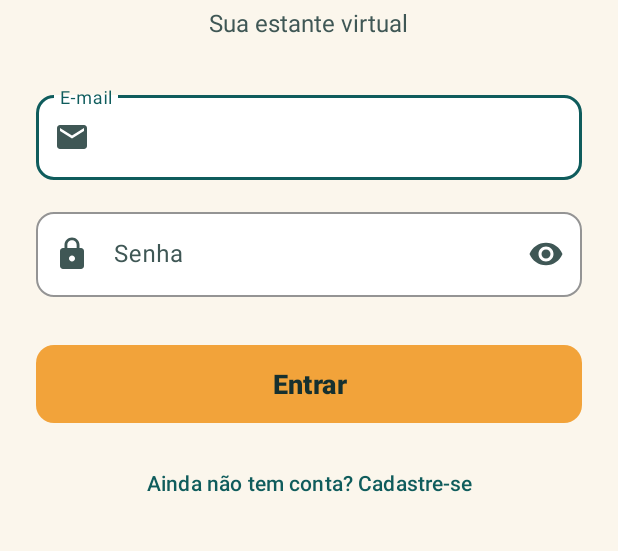
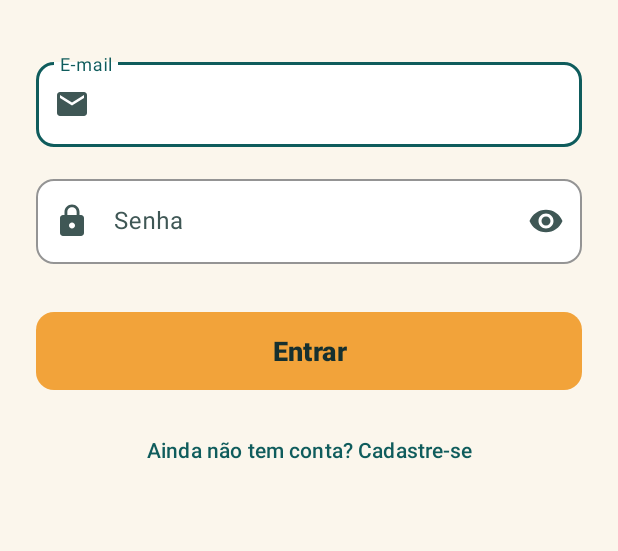
Before and after one commit to MatheusSVZ/Booki, an Android app: the screen it shows after launch (LoginActivity), on a phone screen of 412 x 824 dp, the part 369-920 px from its top. Run offline under Robolectric (Android 15) with nearby library versions, the phone set to English and light mode, and no system bars.

Commit message:
Ajusta textos no login, cards de desejos e docs/telas.md

```diff
--- a/app/src/main/res/layout/activity_login.xml
+++ b/app/src/main/res/layout/activity_login.xml
@@ -34,22 +34,13 @@
             android:textSize="40sp"
             android:textStyle="bold" />
 
-        <TextView
-            android:id="@+id/tvSubtitle"
-            android:layout_width="wrap_content"
-            android:layout_height="wrap_content"
-            android:layout_marginTop="4dp"
-            android:text="@string/slogan"
-            android:textColor="@color/booki_texto_secundario"
-            android:textSize="16sp" />
-
         <!-- Campo E-mail -->
         <com.google.android.material.textfield.TextInputLayout
             android:id="@+id/campoEmailLogin"
             style="@style/Booki.CampoTexto"
             android:layout_width="match_parent"
             android:layout_height="wrap_content"
-            android:layout_marginTop="32dp"
+            android:layout_marginTop="36dp"
             android:hint="@string/email"
             app:startIconDrawable="@drawable/ic_email">
 
--- a/app/src/main/res/layout/item_desejo.xml
+++ b/app/src/main/res/layout/item_desejo.xml
@@ -91,7 +91,8 @@
                     android:layout_marginTop="8dp"
                     android:textColor="@color/booki_primaria"
                     android:textSize="15sp"
-                    android:textStyle="bold" />
+                    android:textStyle="bold"
+                    android:visibility="gone" />
             </LinearLayout>
         </LinearLayout>
 
--- a/app/src/main/res/layout/item_pesquisa_livro.xml
+++ b/app/src/main/res/layout/item_pesquisa_livro.xml
@@ -94,7 +94,8 @@
                     android:layout_marginTop="8dp"
                     android:textColor="@color/booki_primaria"
                     android:textSize="15sp"
-                    android:textStyle="bold" />
+                    android:textStyle="bold"
+                    android:visibility="gone" />
             </LinearLayout>
         </LinearLayout>
 
--- a/app/src/main/res/values/strings.xml
+++ b/app/src/main/res/values/strings.xml
@@ -1,6 +1,5 @@
 <resources>
     <string name="app_name">Booki!</string>
-    <string name="slogan">Sua estante virtual</string>
     <string name="ok">OK</string>
     <string name="sim">Sim</string>
     <string name="nao">Não</string>
@@ -111,8 +110,6 @@
     <string name="aba_lista_desejos">Lista de desejos</string>
     <string name="hint_buscar_livros">Buscar por título, autor ou ISBN</string>
     <string name="autor_desconhecido">Autor não informado</string>
-    <string name="preco_indisponivel_item">Preço indisponível</string>
-    <string name="consultar_preco_loja">Consultar preço na loja</string>
     <string name="btn_ver_loja">Ver loja</string>
     <string name="btn_add_desejos">+ Desejos</string>
     <string name="btn_salvo">Salvo</string>
```
Also changed, not shown: app/src/main/java/br/upf/booki/ui/fragments/ItemDesejoAdapter.kt (+6 -6 lines), app/src/main/java/br/upf/booki/ui/fragments/PesquisaLivroAdapter.kt (+6 -8 lines), 1 other file.
